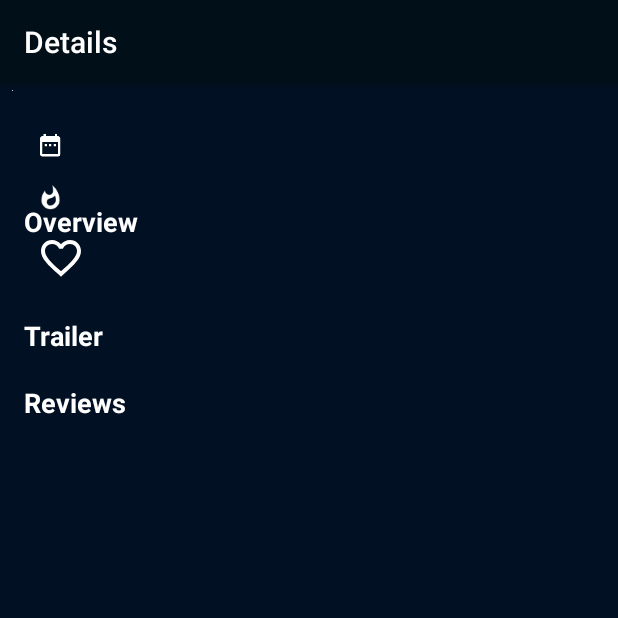
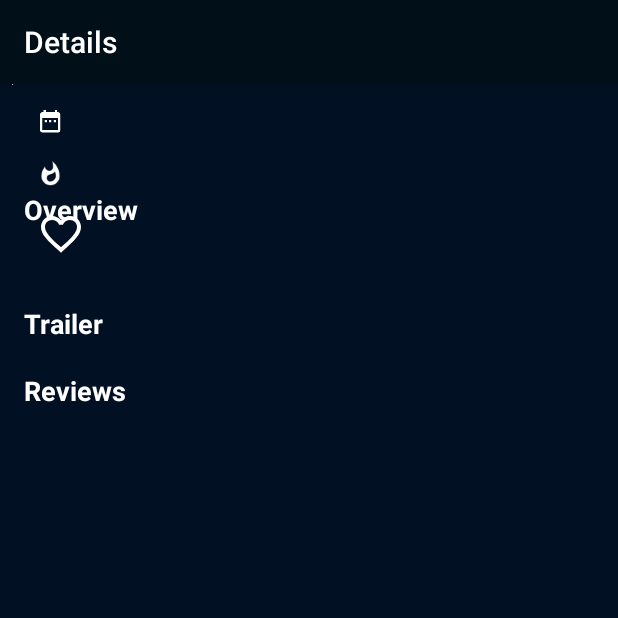
Before and after one commit to AhmedZaki918/MovieApp-Full-Version, an Android app: the DetailsActivity screen opened directly, with no data from a screen before it, on a phone screen of 412 x 824 dp, the top half of it. Run offline under Robolectric (Android 15) with nearby library versions, the phone set to English and light mode, and no system bars; our stand-ins replace ButterKnife, Picasso, Room's generated code; pictures from the network do not load; 7 statements that could not run were skipped.

Commit message:
UI Editing

```diff
--- a/app/src/main/java/com/example/android/moviesapp/adapter/FavouriteAdapter.java
+++ b/app/src/main/java/com/example/android/moviesapp/adapter/FavouriteAdapter.java
@@ -99,7 +99,6 @@ public class FavouriteAdapter extends RecyclerView.Adapter<FavouriteAdapter.View
         });
 
         // Set the given text by ViewHolder object
-        holder.title.setText(currentItem.getTitle());
         holder.date.setText(currentItem.getReleaseDate());
     }
 
@@ -121,7 +120,6 @@ public class FavouriteAdapter extends RecyclerView.Adapter<FavouriteAdapter.View
 
         // Initialize the views
         private ImageView poster;
-        private TextView title;
         private TextView date;
 
         /**
@@ -136,7 +134,6 @@ public class FavouriteAdapter extends RecyclerView.Adapter<FavouriteAdapter.View
 
             // Find a reference for the views
             poster = itemView.findViewById(R.id.iv_poster);
-            title = itemView.findViewById(R.id.tv_title);
             date = itemView.findViewById(R.id.tv_date);
         }
     }
--- a/app/src/main/res/layout/activity_details.xml
+++ b/app/src/main/res/layout/activity_details.xml
@@ -17,7 +17,6 @@
             android:layout_width="wrap_content"
             android:layout_height="wrap_content"
             android:layout_marginStart="8dp"
-            android:layout_marginTop="4dp"
             app:layout_constraintStart_toStartOf="parent"
             app:layout_constraintTop_toTopOf="parent"
             tools:src="@mipmap/ic_launcher" />
@@ -27,7 +26,7 @@
             android:layout_width="match_parent"
             android:layout_height="wrap_content"
             android:layout_marginStart="16dp"
-            android:layout_marginTop="8dp"
+            android:layout_marginTop="4dp"
             android:layout_marginEnd="16dp"
             android:textColor="@color/white"
             android:textSize="25sp"
@@ -53,7 +52,7 @@
             android:layout_width="wrap_content"
             android:layout_height="wrap_content"
             android:layout_marginStart="8dp"
-            android:layout_marginTop="32dp"
+            android:layout_marginTop="16dp"
             android:textColor="@color/white"
             app:layout_constraintStart_toEndOf="@+id/imageView"
             app:layout_constraintTop_toTopOf="parent"
@@ -118,7 +117,7 @@
             android:layout_width="wrap_content"
             android:layout_height="wrap_content"
             android:layout_marginStart="16dp"
-            android:layout_marginTop="32dp"
+            android:layout_marginTop="16dp"
             app:layout_constraintStart_toEndOf="@+id/iv_poster"
             app:layout_constraintTop_toTopOf="parent"
             app:srcCompat="@drawable/baseline_date_range_white_18" />
--- a/app/src/main/res/layout/activity_favourite.xml
+++ b/app/src/main/res/layout/activity_favourite.xml
@@ -4,7 +4,7 @@
     xmlns:tools="http://schemas.android.com/tools"
     android:layout_width="match_parent"
     android:layout_height="match_parent"
-    android:background="@color/background"
+    android:background="@color/black"
     tools:context=".activity.FavouriteActivity">
 
 
--- a/app/src/main/res/values/colors.xml
+++ b/app/src/main/res/values/colors.xml
@@ -1,7 +1,7 @@
 <?xml version="1.0" encoding="utf-8"?>
 <resources>
     <color name="colorPrimary">#011018</color>
-    <color name="colorPrimaryDark">#000</color>
+    <color name="colorPrimaryDark">#011018</color>
     <color name="colorAccent">#D81B60</color>
     <color name="black">#000</color>
     <color name="background">#011023</color>
--- a/app/src/main/res/values/strings.xml
+++ b/app/src/main/res/values/strings.xml
@@ -37,7 +37,7 @@
         providing an original opinion without giving away too much of the plot.
         A great movie review can be a work of art in its own right. Read on to learn how to analyze a movie,
         come up with an interesting thesis and write a review as entertaining as your source material.</string>
-    <string name="favourite">Favourite Movies</string>
+    <string name="favourite">Favourite</string>
     <string name="trailer_label">Trailer</string>
     <string name="reviews_label">Reviews</string>
     <string name="mikl">Mikl</string>
```
Also changed, not shown: app/src/main/res/layout/layout_favourite.xml (+4 -17 lines).
